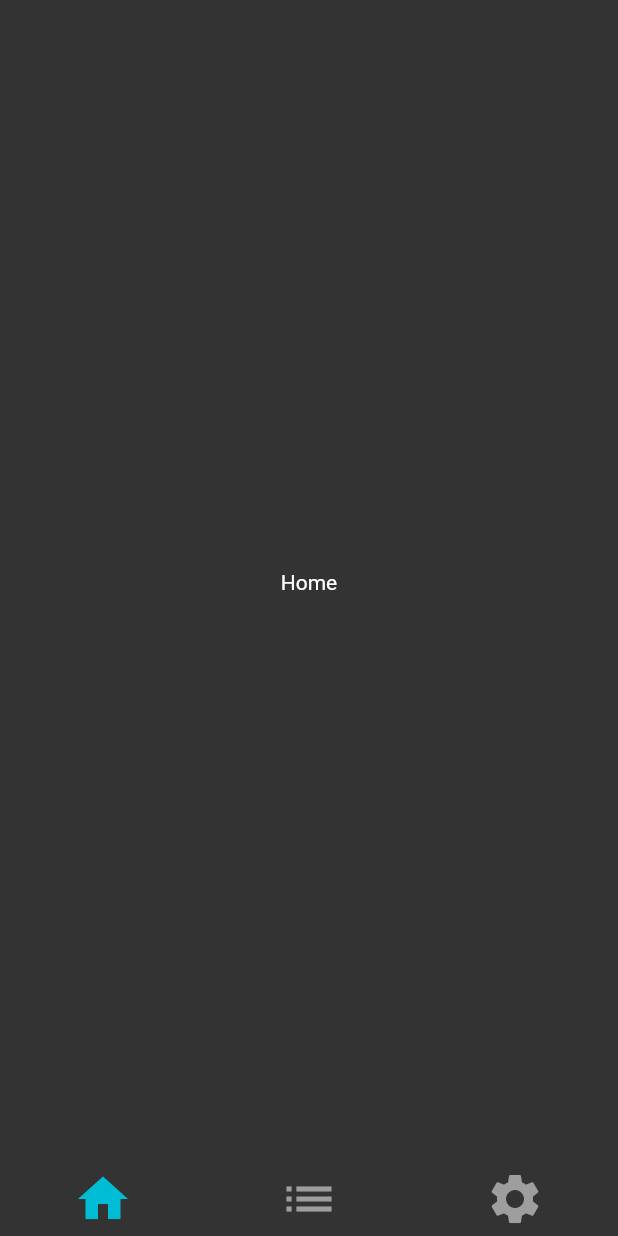
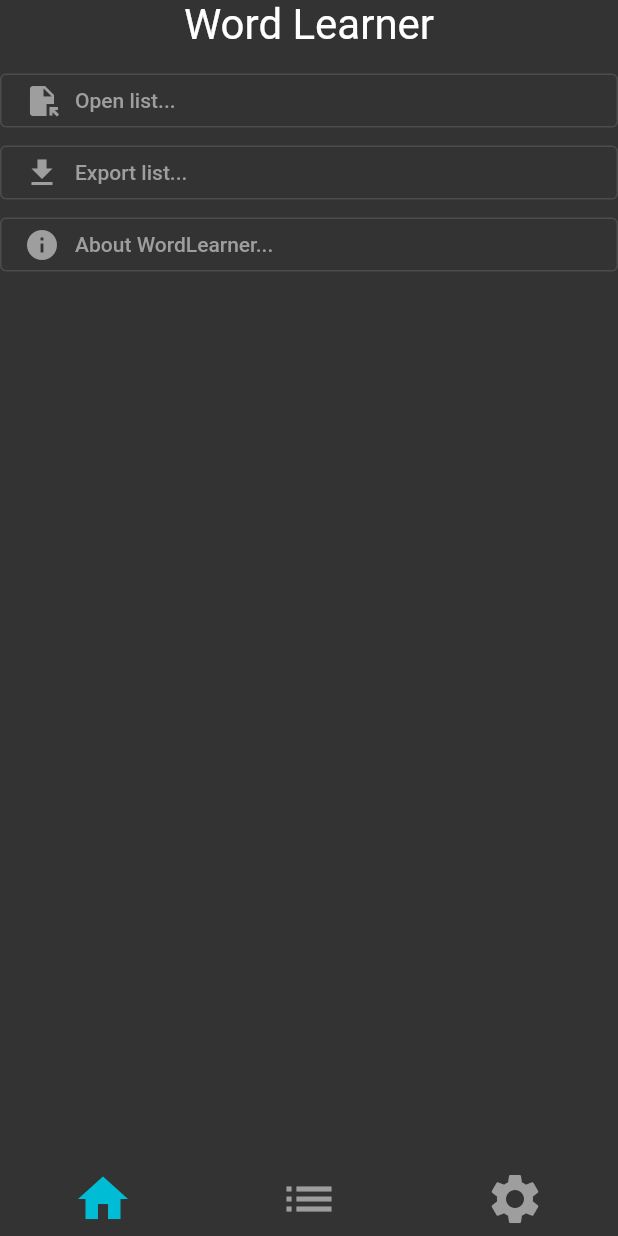
Before and after one commit to timre13/WordLearner, a Flutter app: the screen it shows after launch, on a phone screen of 412 x 824 dp. Run offline on Flutter 3.47's test engine with Material 2 defaults, Android fonts, the phone set to English and light mode, and no system bars; missing offline and left inert: flutter_file_dialog.

Commit message:
Implement importing wordlist from CSV file

```diff
--- a/lib/home_page.dart
+++ b/lib/home_page.dart
@@ -1,7 +1,12 @@
 import 'package:flutter/material.dart';
+import 'package:flutter_file_dialog/flutter_file_dialog.dart';
+
+import 'words.dart';
 
 class HomePage extends StatefulWidget {
-  const HomePage({Key? key}) : super(key: key);
+  const HomePage({Key? key, required this.setCardsCb}) : super(key: key);
+
+  final void Function(List<Word> newCards) setCardsCb;
 
   @override
   State<HomePage> createState() => _HomePageState();
@@ -10,6 +15,59 @@ class HomePage extends StatefulWidget {
 class _HomePageState extends State<HomePage> {
   @override
   Widget build(BuildContext context) {
-    return const Center(child: Text("Home"));
+    return Center(
+      child: Column(
+        children: [
+          const Padding(
+              padding: EdgeInsets.only(bottom: 10),
+              child: Text("Word Learner", textScaleFactor: 2)),
+          HomePageButton(
+              icon: Icons.file_open,
+              label: "Open list...",
+              onPressed: () {
+                const params = OpenFileDialogParams(
+                    dialogType: OpenFileDialogType.document);
+                FlutterFileDialog.pickFile(params: params).then((value) {
+                  if (value != null) {
+                    widget.setCardsCb(loadWords(value));
+                  }
+                });
+              }),
+          HomePageButton(
+              icon: Icons.file_download,
+              label: "Export list...",
+              onPressed: () {}),
+          HomePageButton(
+              icon: Icons.info,
+              label: "About WordLearner...",
+              onPressed: () {
+              }),
+        ],
+      ),
+    );
   }
 }
+
+class HomePageButton extends StatelessWidget {
+  const HomePageButton(
+      {Key? key,
+      required this.icon,
+      required this.label,
+      required this.onPressed})
+      : super(key: key);
+
+  final IconData icon;
+  final String label;
+  final void Function() onPressed;
+
+  @override
+  Widget build(BuildContext context) {
+    return OutlinedButton(
+      onPressed: onPressed,
+      child: Row(children: [
+        Icon(icon),
+        Padding(padding: const EdgeInsets.only(left: 10), child: Text(label)),
+      ]),
+    );
+  }
+}
--- a/lib/main.dart
+++ b/lib/main.dart
@@ -3,6 +3,7 @@ import 'package:flutter/material.dart';
 import 'home_page.dart';
 import 'list_page.dart';
 import 'settings_page.dart';
+import 'words.dart';
 
 void main() {
   runApp(const App());
@@ -16,6 +17,10 @@ class App extends StatelessWidget {
     return MaterialApp(
       title: "Word Learner",
       theme: ThemeData(
+        outlinedButtonTheme: OutlinedButtonThemeData(
+            style: OutlinedButton.styleFrom(
+          foregroundColor: Colors.grey,
+        )),
         colorScheme: const ColorScheme.dark(
           secondary: Colors.cyan,
         ),
@@ -39,12 +44,6 @@ class MainWidget extends StatefulWidget {
 }
 
 class _MainWidgetState extends State<MainWidget> with TickerProviderStateMixin {
-  final _pages = const [
-    HomePage(),
-    ListPage(),
-    SettingsPage(),
-  ];
-
   //final _pageNames = const [
   //  "Home",
   //  "List",
@@ -57,13 +56,21 @@ class _MainWidgetState extends State<MainWidget> with TickerProviderStateMixin {
     Icons.settings,
   ];
 
+  List<Word> _cards = [];
+
+  void setCards(List<Word> newCards) {
+    setState(() {
+      _cards = newCards;
+    });
+  }
+
   late TabController _tabController;
 
   @override
   void initState() {
     super.initState();
     _tabController = TabController(
-        length: _pages.length,
+        length: _pageIcons.length,
         vsync: this,
         animationDuration: const Duration(milliseconds: 200));
   }
@@ -72,7 +79,7 @@ class _MainWidgetState extends State<MainWidget> with TickerProviderStateMixin {
   Widget build(BuildContext context) {
     return Scaffold(
         bottomNavigationBar: TabBar(
-          tabs: Iterable.generate(_pages.length)
+          tabs: Iterable.generate(_pageIcons.length)
               .toList()
               .map((i) => Tab(
                     icon: Icon(_pageIcons[i], size: 40),
@@ -85,7 +92,11 @@ class _MainWidgetState extends State<MainWidget> with TickerProviderStateMixin {
           child: TabBarView(
             controller: _tabController,
             physics: const NeverScrollableScrollPhysics(),
-            children: _pages,
+            children: [
+              HomePage(setCardsCb: setCards),
+              ListPage(cards: _cards),
+              const SettingsPage(),
+            ],
           ),
         ));
   }
--- a/lib/settings_page.dart
+++ b/lib/settings_page.dart
@@ -24,7 +24,10 @@ class _SettingsPageState extends State<SettingsPage>
     return Center(
       child: Column(
         children: [
-          const Text("Settings"),
+          const Text(
+            "Settings",
+            textScaleFactor: 2,
+          ),
           fieldWidget,
         ],
       ),
--- a/lib/words.dart
+++ b/lib/words.dart
@@ -1,4 +1,7 @@
+import 'dart:io';
 import 'dart:math';
+
+import 'package:flutter/foundation.dart';
 
 class Word {
   String side1;
@@ -18,6 +21,28 @@ class Word {
   Word(this.side1, this.side2);
 }
 
+List<Word> loadWords(String path) {
+  if (kDebugMode) {
+    print("Loading words from $path");
+  }
+
+  // TODO: Async
+  var lines = File(path).readAsLinesSync();
+
+  List<Word> words = [];
+  for (var line in lines) {
+    var cols = line.split(",");
+    assert(cols.length == 2);
+    words.add(Word(cols.elementAt(0), cols.elementAt(1)));
+  }
+
+  if (kDebugMode) {
+    print("Loaded ${words.length} words");
+  }
+
+  return words;
+}
+
 int getRandomWordI(List<Word> words, [int lastVal = -1]) {
   final sum = words.map((e) => e.priority).reduce((val, elem) => val + elem);
   int randomWeight = (Random().nextDouble() * sum).round();
--- a/pubspec.yaml
+++ b/pubspec.yaml
@@ -48,6 +48,8 @@ dev_dependencies:
   # rules and activating additional ones.
   flutter_lints: ^2.0.0
 
+  flutter_file_dialog: ^2.3.2
+
 # For information on the generic Dart part of this file, see the
 # following page: https://dart.dev/tools/pub/pubspec
 
```
Also changed, not shown: lib/list_page.dart (+88 -62 lines), pubspec.lock.
